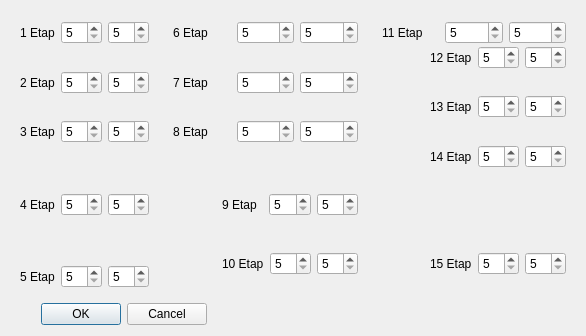
Above: PrzeplywomierzGUI/Aplikacja/podzialetapurolety.ui from wiacekmarcin/StanowiskoOtwock before the change. Below: the same form after it.
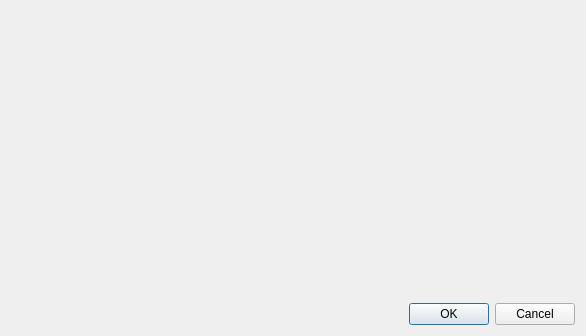
That is the form after the change.

Patch:
```diff
--- a/PrzeplywomierzGUI/Aplikacja/podzialetapurolety.ui
+++ b/PrzeplywomierzGUI/Aplikacja/podzialetapurolety.ui
@@ -13,371 +13,13 @@
   <property name="windowTitle">
    <string>Dialog</string>
   </property>
-  <layout class="QGridLayout" name="gridLayout">
-   <item row="0" column="1" rowspan="2" colspan="2">
-    <widget class="QWidget" name="widget_7" native="true">
-     <layout class="QHBoxLayout" name="horizontalLayout_6">
-      <item>
-       <widget class="QLabel" name="label_7">
-        <property name="text">
-         <string>6 Etap</string>
-        </property>
-       </widget>
-      </item>
-      <item>
-       <widget class="QSpinBox" name="Xpart_7">
-        <property name="minimum">
-         <number>5</number>
-        </property>
-        <property name="maximum">
-         <number>10</number>
-        </property>
-       </widget>
-      </item>
-      <item>
-       <widget class="QSpinBox" name="Ypart_7">
-        <property name="minimum">
-         <number>5</number>
-        </property>
-        <property name="maximum">
-         <number>10</number>
-        </property>
-       </widget>
-      </item>
-     </layout>
+  <layout class="QVBoxLayout" name="verticalLayout">
+   <item>
+    <widget class="QWidget" name="widget" native="true">
+     <layout class="QGridLayout" name="gridLayout"/>
     </widget>
    </item>
-   <item row="0" column="3" rowspan="2" colspan="2">
-    <widget class="QWidget" name="widget_12" native="true">
-     <layout class="QHBoxLayout" name="horizontalLayout_11">
-      <item>
-       <widget class="QLabel" name="label_12">
-        <property name="text">
-         <string>11 Etap</string>
-        </property>
-       </widget>
-      </item>
-      <item>
-       <widget class="QSpinBox" name="Xpart_12">
-        <property name="minimum">
-         <number>5</number>
-        </property>
-        <property name="maximum">
-         <number>10</number>
-        </property>
-       </widget>
-      </item>
-      <item>
-       <widget class="QSpinBox" name="Ypart_12">
-        <property name="minimum">
-         <number>5</number>
-        </property>
-        <property name="maximum">
-         <number>10</number>
-        </property>
-       </widget>
-      </item>
-     </layout>
-    </widget>
-   </item>
-   <item row="2" column="0" rowspan="2">
-    <widget class="QWidget" name="widget_3" native="true">
-     <layout class="QHBoxLayout" name="horizontalLayout_2">
-      <item>
-       <widget class="QLabel" name="label_3">
-        <property name="text">
-         <string>2 Etap</string>
-        </property>
-       </widget>
-      </item>
-      <item>
-       <widget class="QSpinBox" name="Xpart_3">
-        <property name="minimum">
-         <number>5</number>
-        </property>
-        <property name="maximum">
-         <number>10</number>
-        </property>
-       </widget>
-      </item>
-      <item>
-       <widget class="QSpinBox" name="Ypart_3">
-        <property name="minimum">
-         <number>5</number>
-        </property>
-        <property name="maximum">
-         <number>10</number>
-        </property>
-       </widget>
-      </item>
-     </layout>
-    </widget>
-   </item>
-   <item row="0" column="0" rowspan="2">
-    <widget class="QWidget" name="widget_2" native="true">
-     <layout class="QHBoxLayout" name="horizontalLayout">
-      <item>
-       <widget class="QLabel" name="label_2">
-        <property name="text">
-         <string>1 Etap</string>
-        </property>
-       </widget>
-      </item>
-      <item>
-       <widget class="QSpinBox" name="Xpart_2">
-        <property name="minimum">
-         <number>5</number>
-        </property>
-        <property name="maximum">
-         <number>10</number>
-        </property>
-       </widget>
-      </item>
-      <item>
-       <widget class="QSpinBox" name="Ypart_2">
-        <property name="minimum">
-         <number>5</number>
-        </property>
-        <property name="maximum">
-         <number>10</number>
-        </property>
-       </widget>
-      </item>
-     </layout>
-    </widget>
-   </item>
-   <item row="4" column="0" rowspan="2">
-    <widget class="QWidget" name="widget_4" native="true">
-     <layout class="QHBoxLayout" name="horizontalLayout_3">
-      <item>
-       <widget class="QLabel" name="label_4">
-        <property name="text">
-         <string>3 Etap</string>
-        </property>
-       </widget>
-      </item>
-      <item>
-       <widget class="QSpinBox" name="Xpart_4">
-        <property name="minimum">
-         <number>5</number>
-        </property>
-        <property name="maximum">
-         <number>10</number>
-        </property>
-       </widget>
-      </item>
-      <item>
-       <widget class="QSpinBox" name="Ypart_4">
-        <property name="minimum">
-         <number>5</number>
-        </property>
-        <property name="maximum">
-         <number>10</number>
-        </property>
-       </widget>
-      </item>
-     </layout>
-    </widget>
-   </item>
-   <item row="4" column="1" rowspan="2" colspan="2">
-    <widget class="QWidget" name="widget_9" native="true">
-     <layout class="QHBoxLayout" name="horizontalLayout_8">
-      <item>
-       <widget class="QLabel" name="label_9">
-        <property name="text">
-         <string>8 Etap</string>
-        </property>
-       </widget>
-      </item>
-      <item>
-       <widget class="QSpinBox" name="Xpart_9">
-        <property name="minimum">
-         <number>5</number>
-        </property>
-        <property name="maximum">
-         <number>10</number>
-        </property>
-       </widget>
-      </item>
-      <item>
-       <widget class="QSpinBox" name="Ypart_9">
-        <property name="minimum">
-         <number>5</number>
-        </property>
-        <property name="maximum">
-         <number>10</number>
-        </property>
-       </widget>
-      </item>
-     </layout>
-    </widget>
-   </item>
-   <item row="5" column="4" rowspan="2">
-    <widget class="QWidget" name="widget_15" native="true">
-     <layout class="QHBoxLayout" name="horizontalLayout_14">
-      <item>
-       <widget class="QLabel" name="label_15">
-        <property name="text">
-         <string>14 Etap</string>
-        </property>
-       </widget>
-      </item>
-      <item>
-       <widget class="QSpinBox" name="Xpart_15">
-        <property name="minimum">
-         <number>5</number>
-        </property>
-        <property name="maximum">
-         <number>10</number>
-        </property>
-       </widget>
-      </item>
-      <item>
-       <widget class="QSpinBox" name="Ypart_15">
-        <property name="minimum">
-         <number>5</number>
-        </property>
-        <property name="maximum">
-         <number>10</number>
-        </property>
-       </widget>
-      </item>
-     </layout>
-    </widget>
-   </item>
-   <item row="6" column="0" rowspan="3">
-    <widget class="QWidget" name="widget_5" native="true">
-     <layout class="QHBoxLayout" name="horizontalLayout_4">
-      <item>
-       <widget class="QLabel" name="label_5">
-        <property name="text">
-         <string>4 Etap</string>
-        </property>
-       </widget>
-      </item>
-      <item>
-       <widget class="QSpinBox" name="Xpart_5">
-        <property name="minimum">
-         <number>5</number>
-        </property>
-        <property name="maximum">
-         <number>10</number>
-        </property>
-       </widget>
-      </item>
-      <item>
-       <widget class="QSpinBox" name="Ypart_5">
-        <property name="minimum">
-         <number>5</number>
-        </property>
-        <property name="maximum">
-         <number>10</number>
-        </property>
-       </widget>
-      </item>
-     </layout>
-    </widget>
-   </item>
-   <item row="8" column="2" rowspan="2">
-    <widget class="QWidget" name="widget_11" native="true">
-     <layout class="QHBoxLayout" name="horizontalLayout_10">
-      <item>
-       <widget class="QLabel" name="label_11">
-        <property name="text">
-         <string>10 Etap</string>
-        </property>
-       </widget>
-      </item>
-      <item>
-       <widget class="QSpinBox" name="Xpart_11">
-        <property name="minimum">
-         <number>5</number>
-        </property>
-        <property name="maximum">
-         <number>10</number>
-        </property>
-       </widget>
-      </item>
-      <item>
-       <widget class="QSpinBox" name="Ypart_11">
-        <property name="minimum">
-         <number>5</number>
-        </property>
-        <property name="maximum">
-         <number>10</number>
-        </property>
-       </widget>
-      </item>
-     </layout>
-    </widget>
-   </item>
-   <item row="8" column="4" rowspan="2">
-    <widget class="QWidget" name="widget_16" native="true">
-     <layout class="QHBoxLayout" name="horizontalLayout_15">
-      <item>
-       <widget class="QLabel" name="label_16">
-        <property name="text">
-         <string>15 Etap</string>
-        </property>
-       </widget>
-      </item>
-      <item>
-       <widget class="QSpinBox" name="Xpart_16">
-        <property name="minimum">
-         <number>5</number>
-        </property>
-        <property name="maximum">
-         <number>10</number>
-        </property>
-       </widget>
-      </item>
-      <item>
-       <widget class="QSpinBox" name="Ypart_16">
-        <property name="minimum">
-         <number>5</number>
-        </property>
-        <property name="maximum">
-         <number>10</number>
-        </property>
-       </widget>
-      </item>
-     </layout>
-    </widget>
-   </item>
-   <item row="9" column="0">
-    <widget class="QWidget" name="widget_6" native="true">
-     <layout class="QHBoxLayout" name="horizontalLayout_5">
-      <item>
-       <widget class="QLabel" name="label_6">
-        <property name="text">
-         <string>5 Etap</string>
-        </property>
-       </widget>
-      </item>
-      <item>
-       <widget class="QSpinBox" name="Xpart_6">
-        <property name="minimum">
-         <number>5</number>
-        </property>
-        <property name="maximum">
-         <number>10</number>
-        </property>
-       </widget>
-      </item>
-      <item>
-       <widget class="QSpinBox" name="Ypart_6">
-        <property name="minimum">
-         <number>5</number>
-        </property>
-        <property name="maximum">
-         <number>10</number>
-        </property>
-       </widget>
-      </item>
-     </layout>
-    </widget>
-   </item>
-   <item row="10" column="0" colspan="2">
+   <item>
     <widget class="QDialogButtonBox" name="buttonBox">
      <property name="orientation">
       <enum>Qt::Horizontal</enum>
@@ -387,138 +29,6 @@
      </property>
     </widget>
    </item>
-   <item row="1" column="4" rowspan="2">
-    <widget class="QWidget" name="widget_13" native="true">
-     <layout class="QHBoxLayout" name="horizontalLayout_12">
-      <item>
-       <widget class="QLabel" name="label_13">
-        <property name="text">
-         <string>12 Etap</string>
-        </property>
-       </widget>
-      </item>
-      <item>
-       <widget class="QSpinBox" name="Xpart_13">
-        <property name="minimum">
-         <number>5</number>
-        </property>
-        <property name="maximum">
-         <number>10</number>
-        </property>
-       </widget>
-      </item>
-      <item>
-       <widget class="QSpinBox" name="Ypart_13">
-        <property name="minimum">
-         <number>5</number>
-        </property>
-        <property name="maximum">
-         <number>10</number>
-        </property>
-       </widget>
-      </item>
-     </layout>
-    </widget>
-   </item>
-   <item row="2" column="1" rowspan="2" colspan="2">
-    <widget class="QWidget" name="widget_8" native="true">
-     <layout class="QHBoxLayout" name="horizontalLayout_7">
-      <item>
-       <widget class="QLabel" name="label_8">
-        <property name="text">
-         <string>7 Etap</string>
-        </property>
-       </widget>
-      </item>
-      <item>
-       <widget class="QSpinBox" name="Xpart_8">
-        <property name="minimum">
-         <number>5</number>
-        </property>
-        <property name="maximum">
-         <number>10</number>
-        </property>
-       </widget>
-      </item>
-      <item>
-       <widget class="QSpinBox" name="Ypart_8">
-        <property name="minimum">
-         <number>5</number>
-        </property>
-        <property name="maximum">
-         <number>10</number>
-        </property>
-       </widget>
-      </item>
-     </layout>
-    </widget>
-   </item>
-   <item row="3" column="4" rowspan="2">
-    <widget class="QWidget" name="widget_14" native="true">
-     <layout class="QHBoxLayout" name="horizontalLayout_13">
-      <item>
-       <widget class="QLabel" name="label_14">
-        <property name="text">
-         <string>13 Etap</string>
-        </property>
-       </widget>
-      </item>
-      <item>
-       <widget class="QSpinBox" name="Xpart_14">
-        <property name="minimum">
-         <number>5</number>
-        </property>
-        <property name="maximum">
-         <number>10</number>
-        </property>
-       </widget>
-      </item>
-      <item>
-       <widget class="QSpinBox" name="Ypart_14">
-        <property name="minimum">
-         <number>5</number>
-        </property>
-        <property name="maximum">
-         <number>10</number>
-        </property>
-       </widget>
-      </item>
-     </layout>
-    </widget>
-   </item>
-   <item row="7" column="2">
-    <widget class="QWidget" name="widget_10" native="true">
-     <layout class="QHBoxLayout" name="horizontalLayout_9">
-      <item>
-       <widget class="QLabel" name="label_10">
-        <property name="text">
-         <string>9 Etap</string>
-        </property>
-       </widget>
-      </item>
-      <item>
-       <widget class="QSpinBox" name="Xpart_10">
-        <property name="minimum">
-         <number>5</number>
-        </property>
-        <property name="maximum">
-         <number>10</number>
-        </property>
-       </widget>
-      </item>
-      <item>
-       <widget class="QSpinBox" name="Ypart_10">
-        <property name="minimum">
-         <number>5</number>
-        </property>
-        <property name="maximum">
-         <number>10</number>
-        </property>
-       </widget>
-      </item>
-     </layout>
-    </widget>
-   </item>
   </layout>
  </widget>
  <resources/>
```
